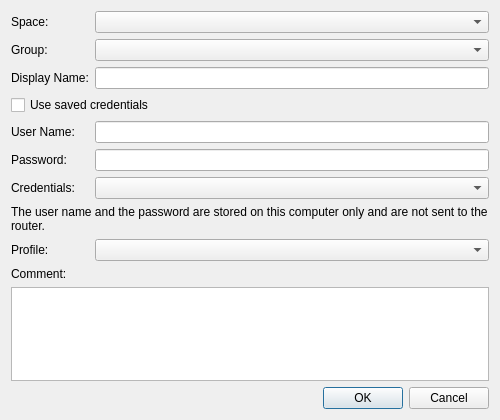
The window that source/client/desktop/management/router_host_dialog.ui (dchapyshev/aspia) describes before a commit, drawn with Qt 5.
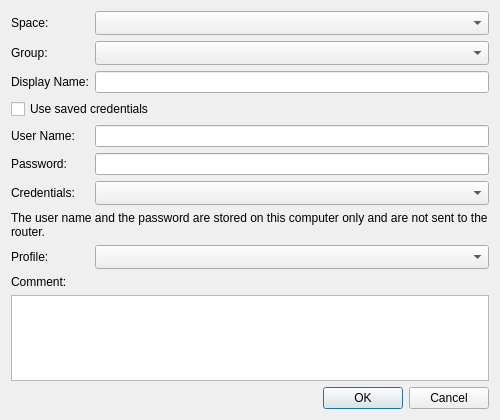
The same window after the commit. Custom widgets are drawn as their Qt base class.

Diff of the .ui file:
```diff
--- a/source/client/desktop/management/router_host_dialog.ui
+++ b/source/client/desktop/management/router_host_dialog.ui
@@ -29,7 +29,7 @@
      <item row="0" column="1">
       <widget class="QComboBox" name="combo_workspace">
        <property name="sizeAdjustPolicy">
-        <enum>QComboBox::SizeAdjustPolicy::AdjustToContents</enum>
+        <enum>QComboBox::SizeAdjustPolicy::AdjustToMinimumContentsLengthWithIcon</enum>
        </property>
       </widget>
      </item>
@@ -43,7 +43,7 @@
      <item row="1" column="1">
       <widget class="GroupComboBox" name="combo_group">
        <property name="sizeAdjustPolicy">
-        <enum>QComboBox::SizeAdjustPolicy::AdjustToContents</enum>
+        <enum>QComboBox::SizeAdjustPolicy::AdjustToMinimumContentsLengthWithIcon</enum>
        </property>
       </widget>
      </item>
@@ -94,7 +94,7 @@
      <item row="6" column="1">
       <widget class="QComboBox" name="combo_credential">
        <property name="sizeAdjustPolicy">
-        <enum>QComboBox::SizeAdjustPolicy::AdjustToContents</enum>
+        <enum>QComboBox::SizeAdjustPolicy::AdjustToMinimumContentsLengthWithIcon</enum>
        </property>
       </widget>
      </item>
@@ -118,7 +118,7 @@
      <item row="8" column="1">
       <widget class="QComboBox" name="combo_profile">
        <property name="sizeAdjustPolicy">
-        <enum>QComboBox::SizeAdjustPolicy::AdjustToContents</enum>
+        <enum>QComboBox::SizeAdjustPolicy::AdjustToMinimumContentsLengthWithIcon</enum>
        </property>
       </widget>
      </item>
```
